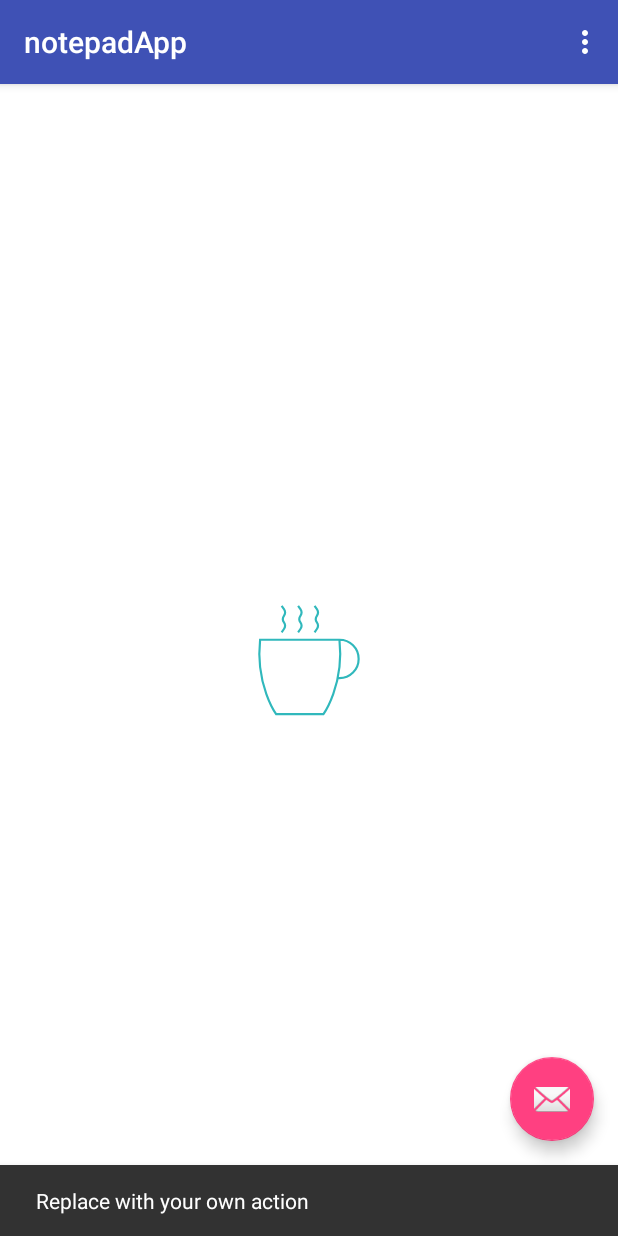
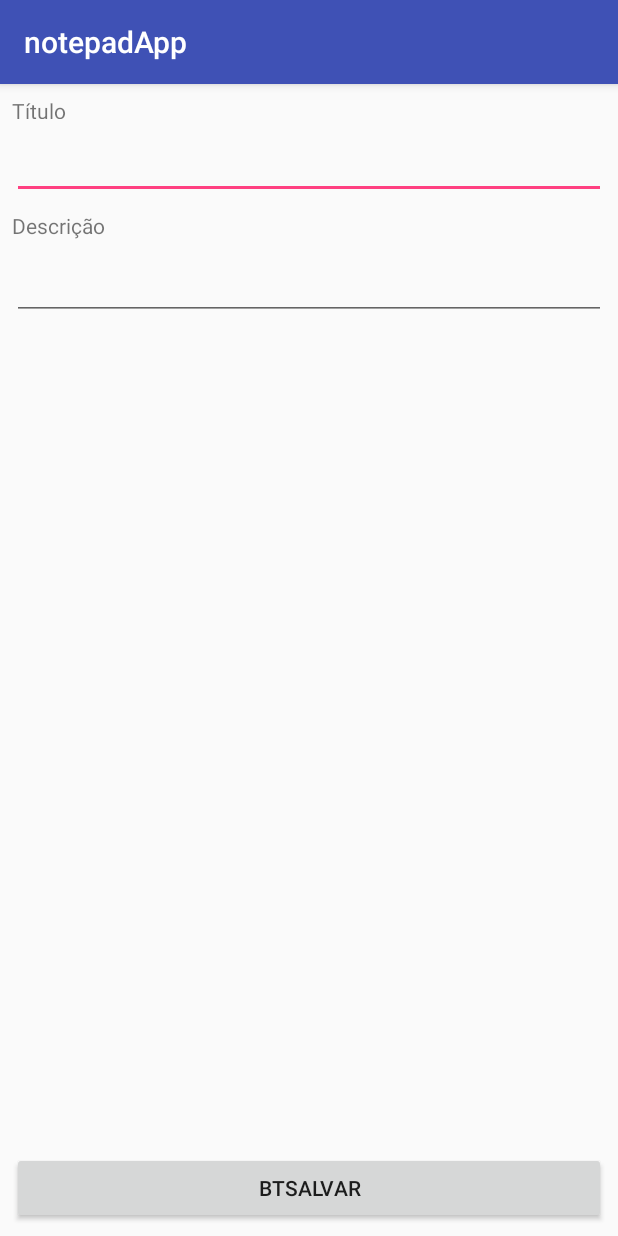
Before and after one commit to leandroyuki/notepadApp, an Android app: the screen it shows after launch (mainActivity before the commit, FormularioActivity after it), after a tap on an icon or button, on a phone screen of 412 x 824 dp. Run offline under Robolectric (Android 15) with nearby library versions, the phone set to English and light mode, and no system bars; 2 statements that could not run were skipped.

Commit message:
Implementa formulario.

```diff
--- a/app/build.gradle
+++ b/app/build.gradle
@@ -28,7 +28,7 @@ final lottieVersion = '2.7.0'
 
 dependencies {
     implementation fileTree(dir: 'libs', include: ['*.jar'])
-    implementation"org.jetbrains.kotlin:kotlin-stdlib-jre7:$kotlin_version"
+    implementation "org.jetbrains.kotlin:kotlin-stdlib-jre7:$kotlin_version"
     implementation "com.android.support:appcompat-v7:$android_support_version"
     implementation "com.android.support:recyclerview-v7:$android_support_version"
     implementation 'com.android.support.constraint:constraint-layout:1.1.3'
--- a/app/src/main/AndroidManifest.xml
+++ b/app/src/main/AndroidManifest.xml
@@ -2,7 +2,7 @@
 <manifest xmlns:android="http://schemas.android.com/apk/res/android"
     package="takahashi.leandro.notepadapp">
 
-        <uses-permission android:name="android.permission.INTERNET"/>
+    <uses-permission android:name="android.permission.INTERNET" />
 
     <application
         android:allowBackup="true"
@@ -21,6 +21,7 @@
                 <category android:name="android.intent.category.LAUNCHER" />
             </intent-filter>
         </activity>
+        <activity android:name=".view.formulario.FormularioActivity"></activity>
     </application>
 
 </manifest>
--- /dev/null
+++ b/app/src/main/java/takahashi/leandro/notepadapp/view/formulario/FormularioActivity.kt
@@ -0,0 +1,44 @@
+package takahashi.leandro.notepadapp.view.formulario
+
+import android.app.Activity
+import android.arch.lifecycle.Observer
+import android.arch.lifecycle.ViewModelProviders
+import android.support.v7.app.AppCompatActivity
+import android.os.Bundle
+import android.widget.Toast
+import kotlinx.android.synthetic.main.activity_formulario.*
+import takahashi.leandro.notepadapp.R
+import takahashi.leandro.notepadapp.model.ResponseStatus
+
+class FormularioActivity : AppCompatActivity() {
+
+    lateinit var formularioViewModel: FormularioViewModel
+
+    override fun onCreate(savedInstanceState: Bundle?) {
+        super.onCreate(savedInstanceState)
+        setContentView(R.layout.activity_formulario)
+
+        formularioViewModel = ViewModelProviders.of(this)
+                .get(FormularioViewModel::class.java)
+        formularioViewModel.responseStatus.observe(this, responseStatusObserver)
+
+        btSalvar.setOnClickListener{
+            formularioViewModel.salvar(
+                    edtitulo.text.toString(),
+                    eddescricao.text.toString()
+            )
+        }
+    }
+
+
+    private var responseStatusObserver = Observer<ResponseStatus> {
+        if (it?.sucesso == true) {
+            setResult(Activity.RESULT_OK)
+            finish()
+        } else {
+            Toast.makeText(this, it?.mensagem, Toast.LENGTH_SHORT).show()
+
+        }
+    }
+
+}
--- /dev/null
+++ b/app/src/main/java/takahashi/leandro/notepadapp/view/formulario/FormularioViewModel.kt
@@ -0,0 +1,26 @@
+package takahashi.leandro.notepadapp.view.formulario
+
+import android.arch.lifecycle.MutableLiveData
+import android.arch.lifecycle.ViewModel
+import takahashi.leandro.notepadapp.model.Nota
+import takahashi.leandro.notepadapp.model.ResponseStatus
+import takahashi.leandro.notepadapp.repository.NotaRepository
+
+class FormularioViewModel: ViewModel() {
+    val notaRepository = NotaRepository()
+    val responseStatus: MutableLiveData<ResponseStatus> = MutableLiveData()
+            fun salvar(titulo: String, descricao: String) {
+                val nota = Nota(null, titulo, descricao)
+                notaRepository.
+                        salvar(
+                                nota,
+                                onComplete = {
+                                    responseStatus.value = ResponseStatus(true, "" )
+                                },
+                                onError = {
+
+                                    responseStatus.value = ResponseStatus(false, it?.message!! )
+                                }
+                        )
+            }
+}
--- a/app/src/main/java/takahashi/leandro/notepadapp/view/main/mainActivity.kt
+++ b/app/src/main/java/takahashi/leandro/notepadapp/view/main/mainActivity.kt
@@ -1,7 +1,9 @@
 package takahashi.leandro.notepadapp.view.main
 
+import android.app.Activity
 import android.arch.lifecycle.Observer
 import android.arch.lifecycle.ViewModelProviders
+import android.content.Intent
 import android.os.Bundle
 import android.support.design.widget.Snackbar
 import android.support.v7.app.AppCompatActivity
@@ -9,17 +11,21 @@ import android.support.v7.widget.LinearLayoutManager
 import android.view.Menu
 import android.view.MenuItem
 import android.view.View
+import android.widget.Toast
 
 import kotlinx.android.synthetic.main.activity_main.*
 import kotlinx.android.synthetic.main.content_main.*
 import kotlinx.android.synthetic.main.loading.*
 import takahashi.leandro.notepadapp.R
 import takahashi.leandro.notepadapp.model.Nota
+import takahashi.leandro.notepadapp.view.formulario.FormularioActivity
 
 class mainActivity : AppCompatActivity() {
 
     lateinit var mainViewModel: MainViewModel
     private var adapter: MainListAdapter? = null
+
+    val FORMULARIO_REQUEST_CODE = 1
 
     override fun onCreate(savedInstanceState: Bundle?) {
         super.onCreate(savedInstanceState)
@@ -35,9 +41,10 @@ class mainActivity : AppCompatActivity() {
         mainViewModel.buscarTodos()
 
         fab.setOnClickListener { view ->
-            Snackbar.make(view, "Replace with your own action", Snackbar.LENGTH_LONG)
-                    .setAction("Action", null).show()
+            val formularioIntent = Intent(this, FormularioActivity::class.java)
+            startActivityForResult(formularioIntent, FORMULARIO_REQUEST_CODE)
         }
+
     }
 
     private var notasObserver = Observer<List<Nota>>{
@@ -73,4 +80,22 @@ class mainActivity : AppCompatActivity() {
             else -> super.onOptionsItemSelected(item)
         }
     }
+
+    override fun onActivityResult(requestCode: Int, resultCode: Int, data: Intent?) {
+        super.onActivityResult(requestCode, resultCode, data)
+        when (requestCode) {
+            FORMULARIO_REQUEST_CODE -> {
+                when (resultCode) {
+                    Activity.RESULT_OK -> {
+                        mainViewModel.buscarTodos()
+                    }
+                    Activity.RESULT_CANCELED -> {
+                        Toast.makeText(this,
+                                "Cancelou",
+                                Toast.LENGTH_SHORT).show()
+                    }
+                }
+            }
+        }
+    }
 }
--- /dev/null
+++ b/app/src/main/res/layout/activity_formulario.xml
@@ -0,0 +1,74 @@
+<?xml version="1.0" encoding="utf-8"?>
+<android.support.constraint.ConstraintLayout xmlns:android="http://schemas.android.com/apk/res/android"
+    xmlns:app="http://schemas.android.com/apk/res-auto"
+    xmlns:tools="http://schemas.android.com/tools"
+    android:layout_width="match_parent"
+    android:layout_height="match_parent"
+    tools:context=".view.formulario.FormularioActivity">
+
+    <Button
+        android:id="@+id/btSalvar"
+        android:layout_width="0dp"
+        android:layout_height="wrap_content"
+        android:layout_marginBottom="8dp"
+        android:layout_marginEnd="8dp"
+        android:layout_marginStart="8dp"
+        android:layout_marginTop="8dp"
+        android:text="btSalvar"
+        app:layout_constraintBottom_toBottomOf="parent"
+        app:layout_constraintEnd_toEndOf="parent"
+        app:layout_constraintHorizontal_bias="1.0"
+        app:layout_constraintStart_toStartOf="parent"
+        app:layout_constraintTop_toBottomOf="@+id/eddescricao"
+        app:layout_constraintVertical_bias="1.0" />
+
+    <TextView
+        android:id="@+id/etTitulo"
+        android:layout_width="0dp"
+        android:layout_height="15dp"
+        android:layout_marginEnd="8dp"
+        android:layout_marginStart="8dp"
+        android:layout_marginTop="8dp"
+        android:text="Título"
+        app:layout_constraintEnd_toEndOf="parent"
+        app:layout_constraintStart_toStartOf="parent"
+        app:layout_constraintTop_toTopOf="parent" />
+
+    <EditText
+        android:id="@+id/edtitulo"
+        android:layout_width="0dp"
+        android:layout_height="wrap_content"
+        android:layout_marginEnd="8dp"
+        android:layout_marginStart="8dp"
+        android:layout_marginTop="8dp"
+        android:ems="10"
+        android:inputType="textPersonName"
+        app:layout_constraintEnd_toEndOf="parent"
+        app:layout_constraintStart_toStartOf="parent"
+        app:layout_constraintTop_toBottomOf="@+id/etTitulo" />
+
+    <TextView
+        android:id="@+id/etDescrição"
+        android:layout_width="0dp"
+        android:layout_height="wrap_content"
+        android:layout_marginEnd="8dp"
+        android:layout_marginStart="8dp"
+        android:layout_marginTop="8dp"
+        android:text="Descrição"
+        app:layout_constraintEnd_toEndOf="parent"
+        app:layout_constraintStart_toStartOf="parent"
+        app:layout_constraintTop_toBottomOf="@+id/edtitulo" />
+
+    <EditText
+        android:id="@+id/eddescricao"
+        android:layout_width="0dp"
+        android:layout_height="wrap_content"
+        android:layout_marginEnd="8dp"
+        android:layout_marginStart="8dp"
+        android:layout_marginTop="8dp"
+        android:ems="10"
+        android:inputType="textPersonName"
+        app:layout_constraintEnd_toEndOf="parent"
+        app:layout_constraintStart_toStartOf="parent"
+        app:layout_constraintTop_toBottomOf="@+id/etDescrição" />
+</android.support.constraint.ConstraintLayout>
```
Also changed, not shown: app/src/main/java/takahashi/leandro/notepadapp/model/ResponseStatus.kt (added, +7 -0 lines), app/src/main/java/takahashi/leandro/notepadapp/repository/NotaRepository.kt (+16 -0 lines).
